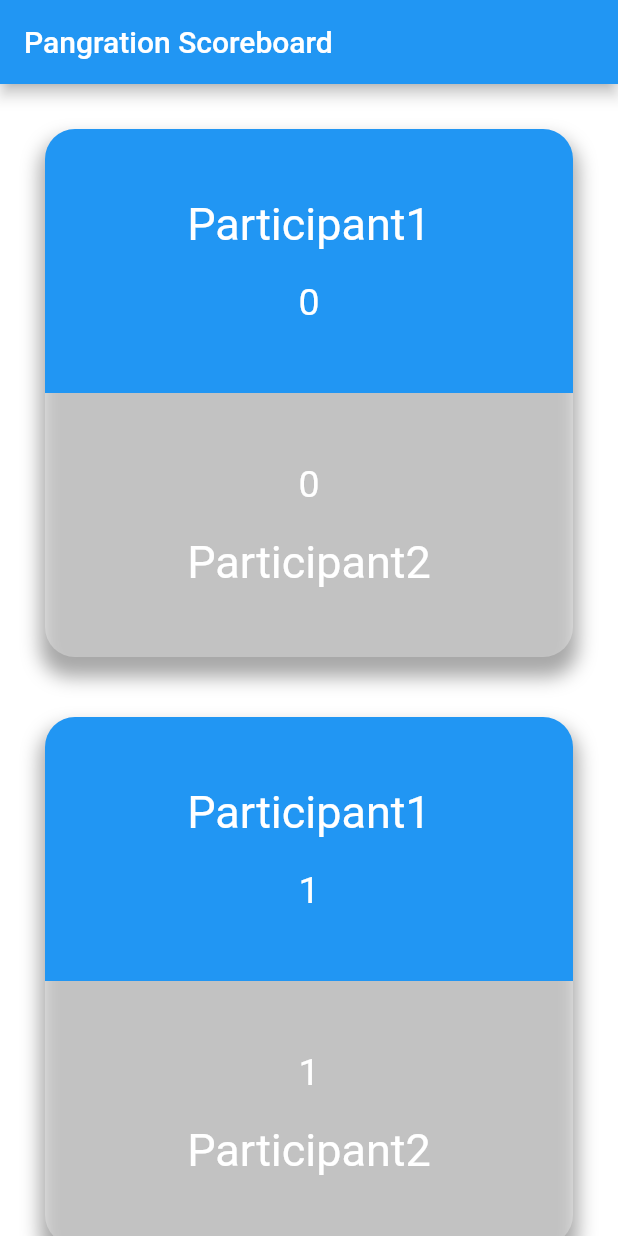
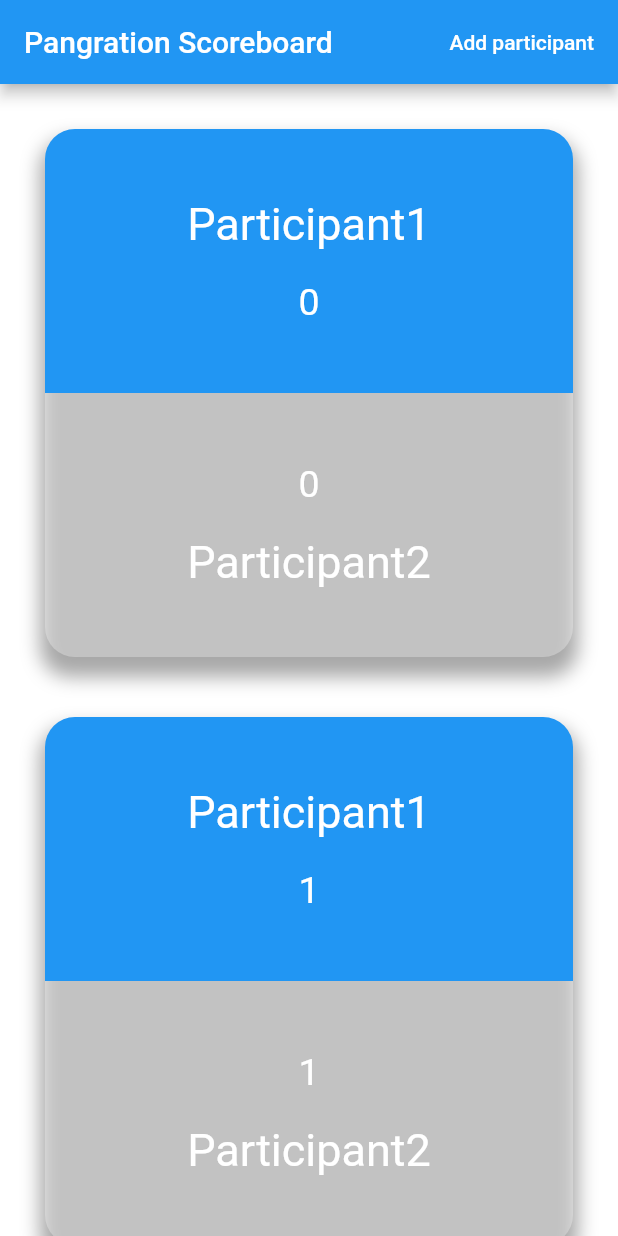
Before and after one commit to divide-et-impera-ltd/pangration-scoreboard, a Flutter app: the screen it shows after launch, on a phone screen of 412 x 824 dp. Run offline on Flutter 3.47's test engine with Material 2 defaults, Android fonts, the light colour scheme and no system bars; drawn by our look-alikes of auto_size_text; our stand-ins replace cloud_firestore, firebase_core, sizer; accounts and stored records are empty.

Commit message:
added addParticipant widget

```diff
--- a/lib/app/models/participant.dart
+++ b/lib/app/models/participant.dart
@@ -13,7 +13,7 @@ class Participant {
   String uid;
   String firstName;
   String lastName;
-  String age;
-  String weight;
-  String height;
+  int age;
+  double weight;
+  double height;
 }
--- a/lib/main.dart
+++ b/lib/main.dart
@@ -1,6 +1,7 @@
 import 'package:firebase_core/firebase_core.dart';
 import 'package:flutter/cupertino.dart';
 import 'package:flutter/material.dart';
+import 'package:pangration_score/ui/AddParticipant.dart';
 
 import 'ui/custom_widgets/grid_cell.dart';
 
@@ -38,7 +39,7 @@ class MyApp extends StatelessWidget {
 
           if (snapshot.connectionState == ConnectionState.done) {
             return MaterialApp(
-              title: 'Flutter Demo',
+              title: 'Pangration Scoreboard',
               theme: ThemeData(
                 primarySwatch: Colors.blue,
                 visualDensity: VisualDensity.adaptivePlatformDensity,
@@ -74,10 +75,23 @@ class _MyHomePageState extends State<MyHomePage> {
       count = 3;
     }
     return Scaffold(
-      appBar: AppBar(
-        title: Text("Pangration Scoreboard"),
-        backgroundColor: Colors.blue,
-      ),
+        appBar: AppBar(
+          title: Text("Pangration Scoreboard"),
+          backgroundColor: Colors.blue,
+          actions: [
+            FlatButton(
+              textColor: Colors.white,
+              onPressed: () {
+                  Navigator.push(
+                      context,
+                      MaterialPageRoute(builder: (context) => AddParticipant())
+                  );
+                },
+              child: Text("Add participant"),
+              shape: CircleBorder(side: BorderSide(color: Colors.transparent)),
+            )
+          ],
+        ),
       backgroundColor: Colors.white,
       body: Center(
         child: GridView.count(
```
Also changed, not shown: lib/ui/AddParticipant.dart (added, +37 -0 lines).
